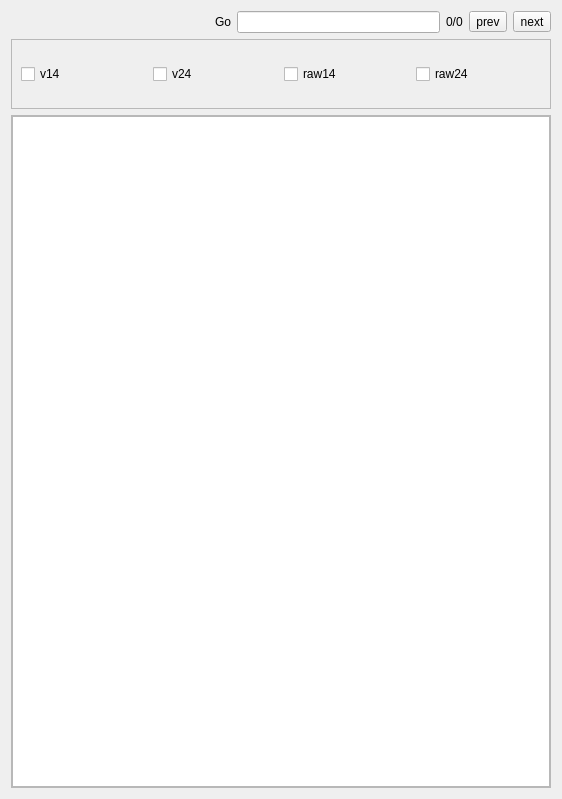
Qt form src/form/plot/formplotdata.ui (MRsoymilk/MySerial) before a commit.
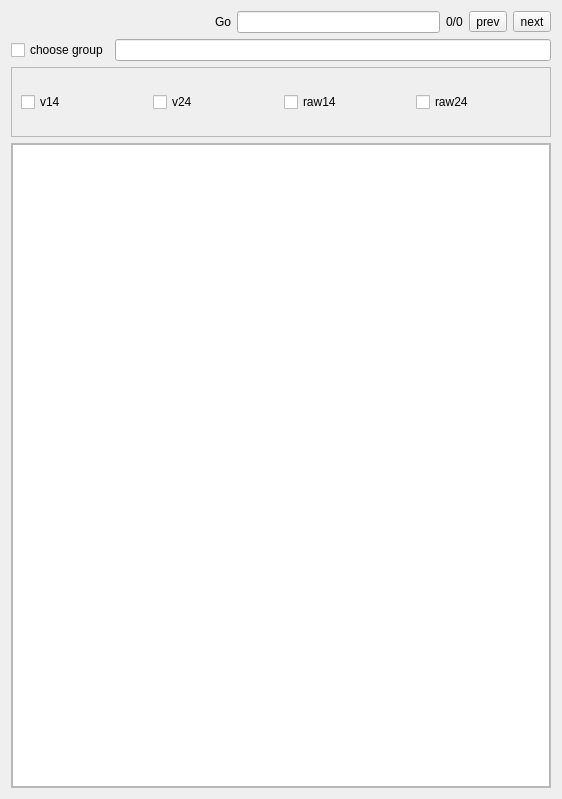
The same form after that commit.

What changed in the file:
```diff
--- a/src/form/plot/formplotdata.ui
+++ b/src/form/plot/formplotdata.ui
@@ -13,7 +13,7 @@
   <property name="windowTitle">
    <string>PlotData</string>
   </property>
-  <layout class="QGridLayout" name="gridLayout" rowstretch="0,0,1">
+  <layout class="QGridLayout" name="gridLayout" rowstretch="0,0,0,1">
    <item row="0" column="0">
     <layout class="QHBoxLayout" name="horizontalLayout">
      <item>
@@ -62,8 +62,42 @@
      </item>
     </layout>
    </item>
-   <item row="1" column="0">
-    <widget class="QScrollArea" name="scrollArea_2">
+   <item row="3" column="0">
+    <widget class="QScrollArea" name="scrollArea">
+     <property name="widgetResizable">
+      <bool>true</bool>
+     </property>
+     <widget class="QWidget" name="scrollAreaWidgetContents">
+      <property name="geometry">
+       <rect>
+        <x>0</x>
+        <y>0</y>
+        <width>542</width>
+        <height>641</height>
+       </rect>
+      </property>
+      <layout class="QGridLayout" name="gridLayout_2">
+       <property name="leftMargin">
+        <number>0</number>
+       </property>
+       <property name="topMargin">
+        <number>0</number>
+       </property>
+       <property name="rightMargin">
+        <number>0</number>
+       </property>
+       <property name="bottomMargin">
+        <number>0</number>
+       </property>
+       <item row="0" column="0">
+        <widget class="QTableView" name="table"/>
+       </item>
+      </layout>
+     </widget>
+    </widget>
+   </item>
+   <item row="2" column="0">
+    <widget class="QScrollArea" name="scrollAreaColumnChoose">
      <property name="widgetResizable">
       <bool>true</bool>
      </property>
@@ -109,39 +143,19 @@
      </widget>
     </widget>
    </item>
-   <item row="2" column="0">
-    <widget class="QScrollArea" name="scrollArea">
-     <property name="widgetResizable">
-      <bool>true</bool>
-     </property>
-     <widget class="QWidget" name="scrollAreaWidgetContents">
-      <property name="geometry">
-       <rect>
-        <x>0</x>
-        <y>0</y>
-        <width>542</width>
-        <height>672</height>
-       </rect>
-      </property>
-      <layout class="QGridLayout" name="gridLayout_2">
-       <property name="leftMargin">
-        <number>0</number>
+   <item row="1" column="0">
+    <layout class="QHBoxLayout" name="horizontalLayout_3">
+     <item>
+      <widget class="QCheckBox" name="checkBoxChooseGroup">
+       <property name="text">
+        <string>choose group</string>
        </property>
-       <property name="topMargin">
-        <number>0</number>
-       </property>
-       <property name="rightMargin">
-        <number>0</number>
-       </property>
-       <property name="bottomMargin">
-        <number>0</number>
-       </property>
-       <item row="0" column="0">
-        <widget class="QTableView" name="table"/>
-       </item>
-      </layout>
-     </widget>
-    </widget>
+      </widget>
+     </item>
+     <item>
+      <widget class="QLineEdit" name="lineEditTarget"/>
+     </item>
+    </layout>
    </item>
   </layout>
  </widget>
```
